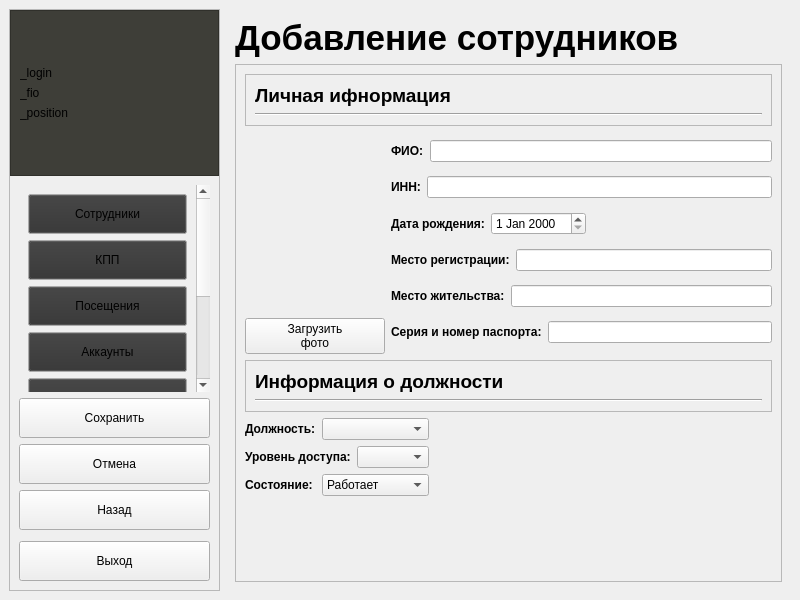
Above: Checkpoint_Desktop/mainwindow.ui from skripach2111/Checkpoint before the change. Below: the same form after it.
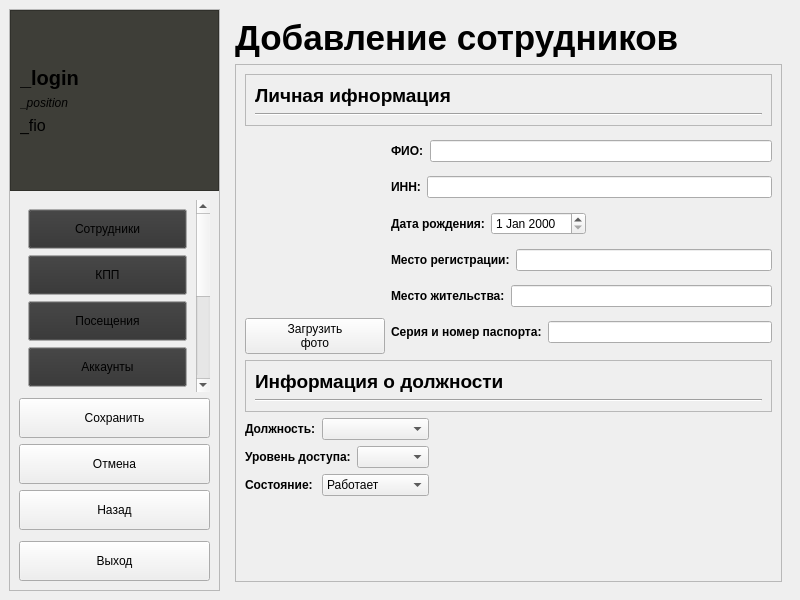
That is the form after the change. The open tabs and pages were chosen to show the change. Custom widgets are drawn as their Qt base class.

```diff
--- a/Checkpoint_Desktop/mainwindow.ui
+++ b/Checkpoint_Desktop/mainwindow.ui
@@ -3158,25 +3158,46 @@
               </item>
               <item>
                <widget class="QLabel" name="label_login">
+                <property name="font">
+                 <font>
+                  <pointsize>15</pointsize>
+                  <weight>75</weight>
+                  <italic>false</italic>
+                  <bold>true</bold>
+                 </font>
+                </property>
                 <property name="text">
                  <string>_login</string>
                 </property>
                </widget>
               </item>
-              <item>
-               <widget class="QLabel" name="label_fio">
-                <property name="text">
-                 <string>_fio</string>
-                </property>
-               </widget>
-              </item>
               <item>
                <widget class="QLabel" name="label_position">
+                <property name="font">
+                 <font>
+                  <italic>true</italic>
+                 </font>
+                </property>
                 <property name="text">
                  <string>_position</string>
                 </property>
                </widget>
               </item>
+              <item>
+               <widget class="QLabel" name="label_fio">
+                <property name="font">
+                 <font>
+                  <pointsize>12</pointsize>
+                 </font>
+                </property>
+                <property name="text">
+                 <string>_fio</string>
+                </property>
+                <property name="wordWrap">
+                 <bool>true</bool>
+                </property>
+               </widget>
+              </item>
               <item>
                <spacer name="verticalSpacer">
                 <property name="orientation">
@@ -3242,7 +3263,7 @@
                      <property name="geometry">
                       <rect>
                        <x>0</x>
-                       <y>-79</y>
+                       <y>0</y>
                        <width>177</width>
                        <height>392</height>
                       </rect>
```
Left out of the diff: 40 changed lines with no effect on the pictures.
